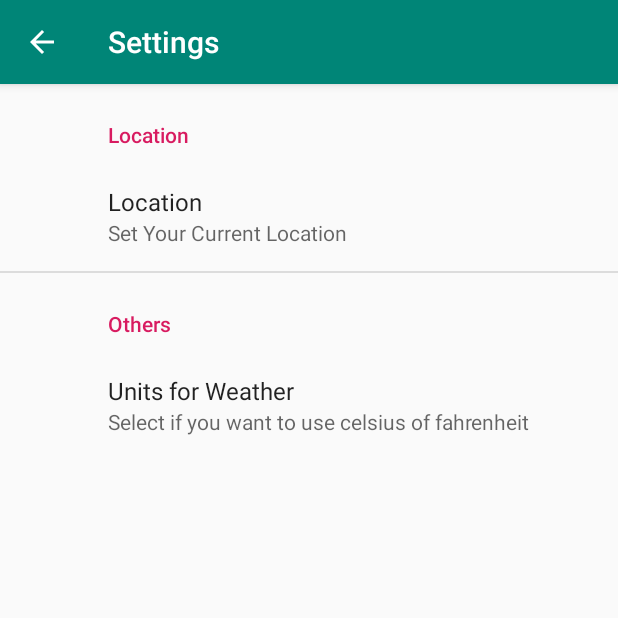
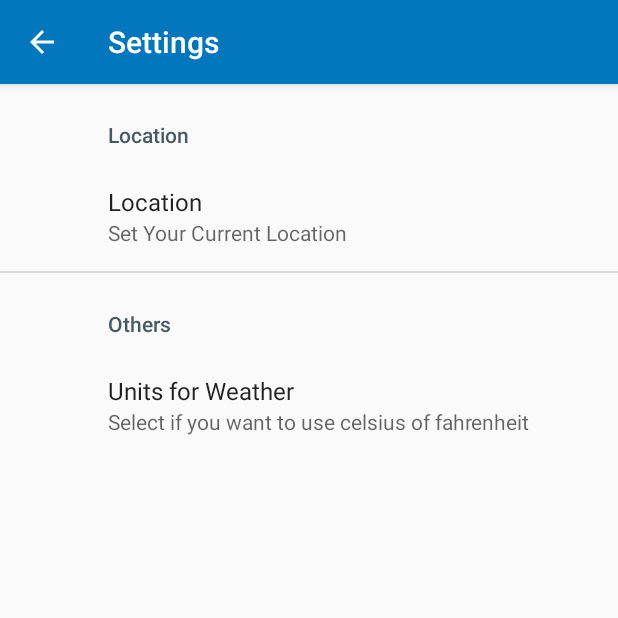
Before and after one commit to Esarve/WeatherBD, an Android app: the SettingsActivity screen opened directly, with no data from a screen before it, on a phone screen of 412 x 824 dp, the top half of it. Run offline under Robolectric (Android 15) with nearby library versions, the phone set to English and light mode, and no system bars; our stand-ins replace androidx.preference; network calls fail.

```diff
--- a/app/src/main/AndroidManifest.xml
+++ b/app/src/main/AndroidManifest.xml
@@ -13,9 +13,9 @@
         android:supportsRtl="true"
         android:theme="@style/AppTheme">
         <activity
-            android:name=".SettingsActivity"
+            android:name=".Activities.SettingsActivity"
             android:label="@string/title_activity_settings"></activity>
-        <activity android:name=".MainActivity">
+        <activity android:name=".Activities.MainActivity">
             <intent-filter>
                 <action android:name="android.intent.action.MAIN" />
 
--- a/app/src/main/java/com/sourav/weatherbd/SettingsActivity.java
+++ b/app/src/main/java/com/sourav/weatherbd/Activities/SettingsActivity.java
@@ -1,10 +1,12 @@
-package com.sourav.weatherbd;
+package com.sourav.weatherbd.Activities;
 
 import android.os.Bundle;
 
 import androidx.appcompat.app.ActionBar;
 import androidx.appcompat.app.AppCompatActivity;
 import androidx.preference.PreferenceFragmentCompat;
+
+import com.sourav.weatherbd.R;
 
 public class SettingsActivity extends AppCompatActivity {
 
--- a/app/src/main/java/com/sourav/weatherbd/OpenWeatherAPI.java
+++ b/app/src/main/java/com/sourav/weatherbd/Interfaces/OpenWeatherAPI.java
@@ -1,4 +1,6 @@
-package com.sourav.weatherbd;
+package com.sourav.weatherbd.Interfaces;
+
+import com.sourav.weatherbd.Models.Data;
 
 import retrofit2.Call;
 import retrofit2.http.GET;
--- a/app/src/main/java/com/sourav/weatherbd/Data.java
+++ b/app/src/main/java/com/sourav/weatherbd/Models/Data.java
@@ -1,4 +1,4 @@
-package com.sourav.weatherbd;
+package com.sourav.weatherbd.Models;
 
 import java.util.List;
 
--- a/app/src/main/java/com/sourav/weatherbd/DataList.java
+++ b/app/src/main/java/com/sourav/weatherbd/Models/DataList.java
@@ -1,4 +1,4 @@
-package com.sourav.weatherbd;
+package com.sourav.weatherbd.Models;
 
 import java.util.List;
 
--- a/app/src/main/java/com/sourav/weatherbd/Main.java
+++ b/app/src/main/java/com/sourav/weatherbd/Models/Main.java
@@ -1,4 +1,4 @@
-package com.sourav.weatherbd;
+package com.sourav.weatherbd.Models;
 
 import com.google.gson.annotations.SerializedName;
 
--- a/app/src/main/java/com/sourav/weatherbd/Weather.java
+++ b/app/src/main/java/com/sourav/weatherbd/Models/Weather.java
@@ -1,4 +1,4 @@
-package com.sourav.weatherbd;
+package com.sourav.weatherbd.Models;
 
 public class Weather {
     String main;
--- a/app/src/main/res/layout/activity_main.xml
+++ b/app/src/main/res/layout/activity_main.xml
@@ -5,7 +5,7 @@
     android:layout_width="match_parent"
     android:layout_height="match_parent"
     android:layout_marginStart="32dp"
-    tools:context=".MainActivity">
+    tools:context=".Activities.MainActivity">
 
     <TextView
         android:id="@+id/tvLocation"
--- a/app/src/main/res/values/colors.xml
+++ b/app/src/main/res/values/colors.xml
@@ -1,6 +1,6 @@
 <?xml version="1.0" encoding="utf-8"?>
 <resources>
-    <color name="colorPrimary">#008577</color>
-    <color name="colorPrimaryDark">#00574B</color>
-    <color name="colorAccent">#D81B60</color>
+    <color name="colorPrimary">#0277bd</color>
+    <color name="colorPrimaryDark">#004c8c</color>
+    <color name="colorAccent">#455a64</color>
 </resources>
```
Also changed, not shown: app/src/main/java/com/sourav/weatherbd/Activities/MainActivity.java (renamed from app/src/main/java/com/sourav/weatherbd/MainActivity.java, +6 -2 lines).
